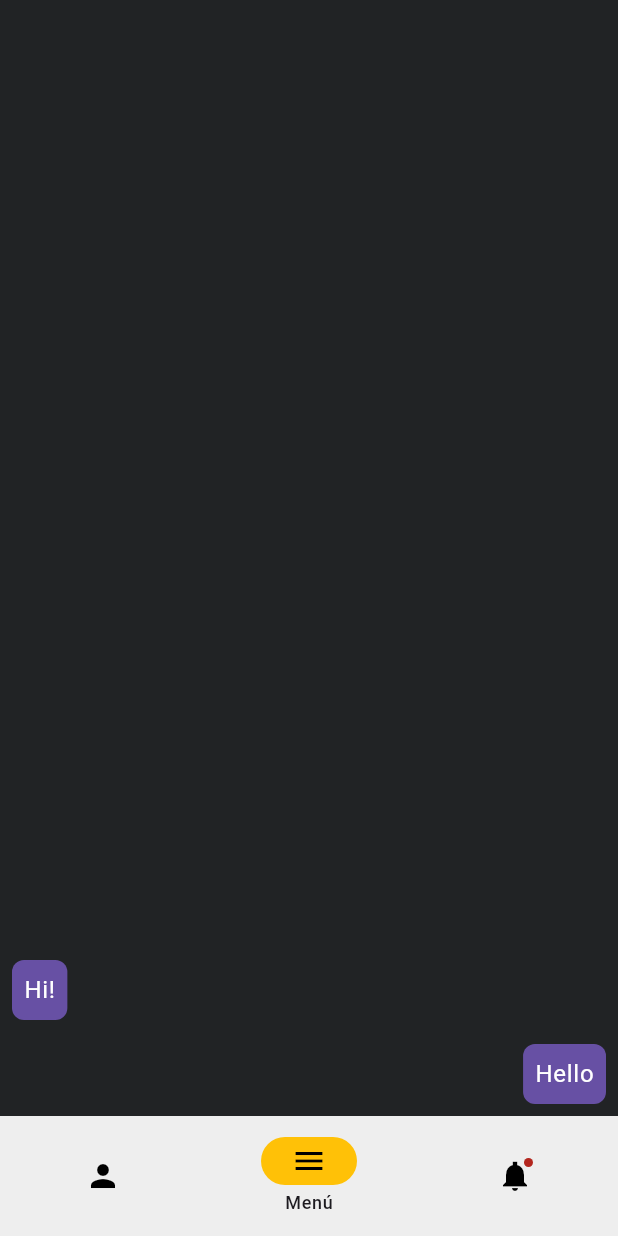
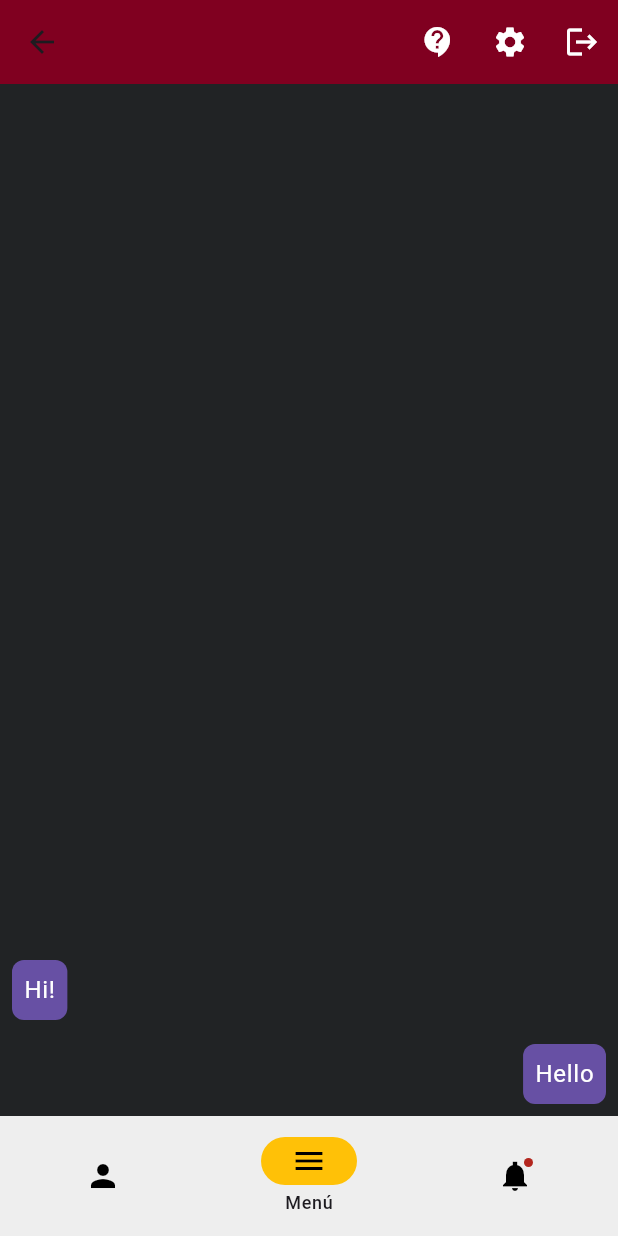
Before and after one commit to Serfelzxcv/watchmine, a Flutter app: the HomeScreen screen opened directly, item 2 of the bottom bar chosen, on a phone screen of 412 x 824 dp. Run offline on Flutter 3.47's test engine with Material 3 defaults, Android fonts, the phone set to English and light mode, and no system bars; our stand-ins replace google_fonts.

Commit message:
Se agrego un appBar

```diff
--- a/lib/screens/home_screen.dart
+++ b/lib/screens/home_screen.dart
@@ -24,6 +24,35 @@ class _HomeScreenState extends State<HomeScreen> {
   Widget build(BuildContext context) {
     return SafeArea(
       child: Scaffold(
+        appBar: AppBar(
+          backgroundColor: Color(0xFF800020),
+          actions: [
+            IconButton(
+              icon: Icon(Icons.contact_support),
+              color: Colors.white,
+              onPressed: () {
+                // Acción para contactar
+                print("Ir a Contáctanos");
+              },
+            ),
+            IconButton(
+              icon: Icon(Icons.settings),
+              color: Colors.white,
+              onPressed: () {
+                // Acción para la configuración
+                print("Ir a Configuración");
+              },
+            ),
+            IconButton(
+              icon: Icon(Icons.logout),
+              color: Colors.white,
+              onPressed: () {
+                // Acción para cerrar sesión
+                print("Cerrar sesión");
+              },
+            ),
+          ],
+        ),
         bottomNavigationBar: BottomNavigationBarWidget(
           currentPageIndex: currentPageIndex,
           onDestinationSelected: (int index) {
```
Also changed, not shown: lib/screens/login.dart (+7 -2 lines).
